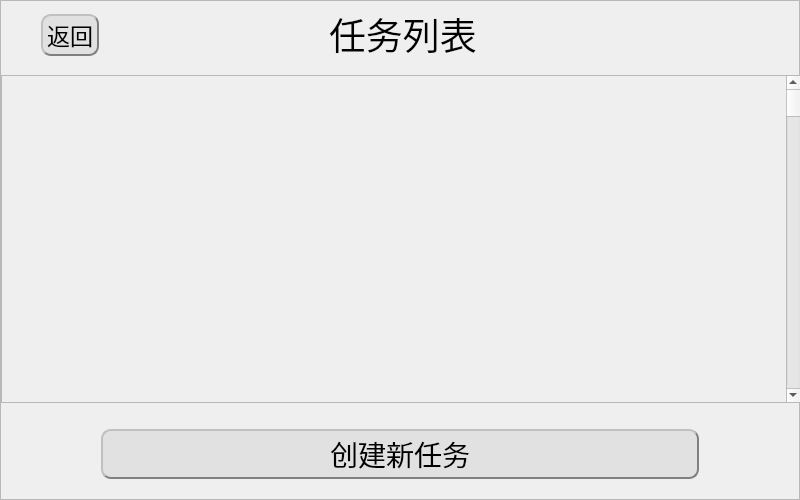
Above: TomClock_QtCreator/screenUi/missionlistwindow.ui from MeoRinLime/TomClock before the change. Below: the same form after it.
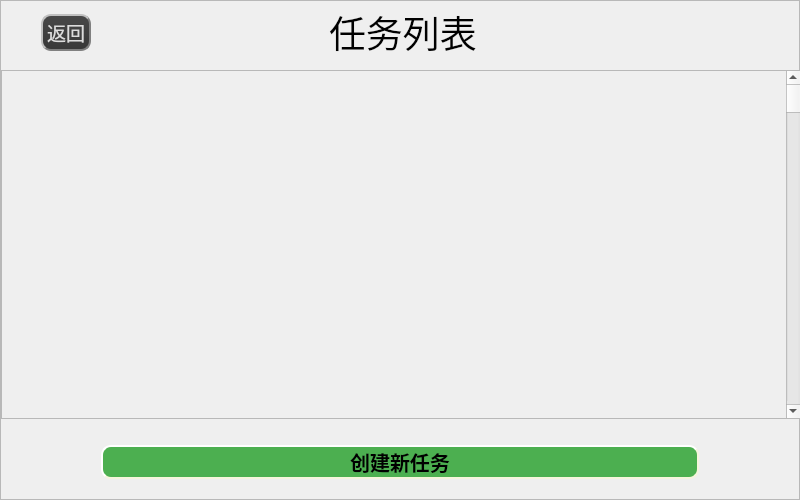
That is the form after the change. Icons and pictures are not drawn.

Diff of the .ui file:
```diff
--- a/TomClock_QtCreator/screenUi/missionlistwindow.ui
+++ b/TomClock_QtCreator/screenUi/missionlistwindow.ui
@@ -102,12 +102,14 @@
              <widget class="QPushButton" name="backtoMain">
               <property name="font">
                <font>
-                <pointsize>17</pointsize>
+                <pointsize>14</pointsize>
                </font>
               </property>
               <property name="styleSheet">
-               <string notr="true">QPushButton{
-background-color: rgb(225, 225, 225);
+               <string notr="true">.QPushButton,.QToolButton{
+color:#DCDCDC;
+min-height:15px;
+background:qlineargradient(spread:pad,x1:0,y1:0,x2:0,y2:1,stop:0 #484848,stop:1 #383838);
 border:2px groove gray;
 border-radius:10px;
 padding:2px 4px;
@@ -119,11 +121,9 @@
 color: black;
 }
 
-QPushButton:pressed{
-background-color:rgb(204, 228, 247);
-border-style: inset;
-}
-</string>
+.QPushButton:pressed,.QToolButton:pressed{
+background:qlineargradient(spread:pad,x1:0,y1:0,x2:0,y2:1,stop:0 #484848,stop:1 #383838);
+}</string>
               </property>
               <property name="text">
                <string>返回</string>
@@ -314,16 +314,21 @@
             </property>
             <property name="font">
              <font>
-              <pointsize>21</pointsize>
+              <pointsize>-1</pointsize>
+              <italic>false</italic>
+              <bold>true</bold>
              </font>
             </property>
             <property name="styleSheet">
-             <string notr="true">QPushButton{
-background-color: rgb(225, 225, 225);
-border:2px groove gray;
-border-radius:10px;
-padding:2px 4px;
-border-style: outset;
+             <string notr="true">QPushButton {
+    background-color: #4CAF50;
+    border-style: outset;
+    border-width: 2px;
+    border-radius: 10px;
+    border-color: beige;
+    font: bold 20px;
+    min-width: 80px;
+    min-height: 30px;
 }
 
 QPushButton:hover{
@@ -335,7 +340,6 @@
 background-color:rgb(204, 228, 247);
 border-style: inset;
 }
-
 </string>
             </property>
             <property name="text">
```
Left out of the diff: 15 changed lines with no effect on the pictures.
